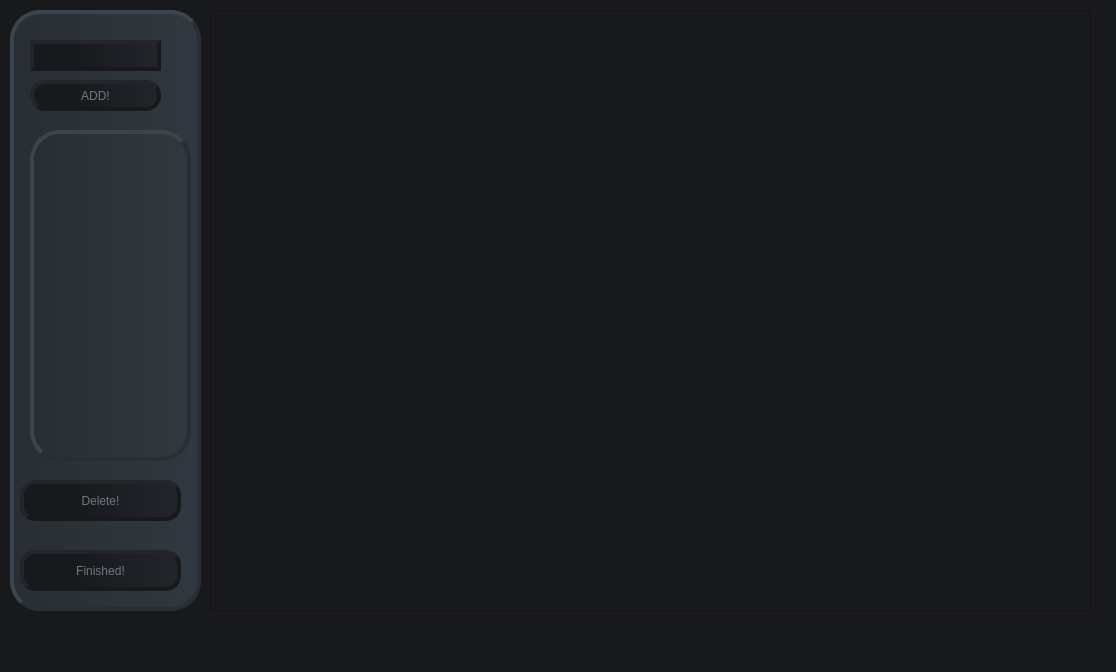
The window that imageView.ui (sepehrgh98/Roboflow) describes before a commit, drawn with Qt 5.
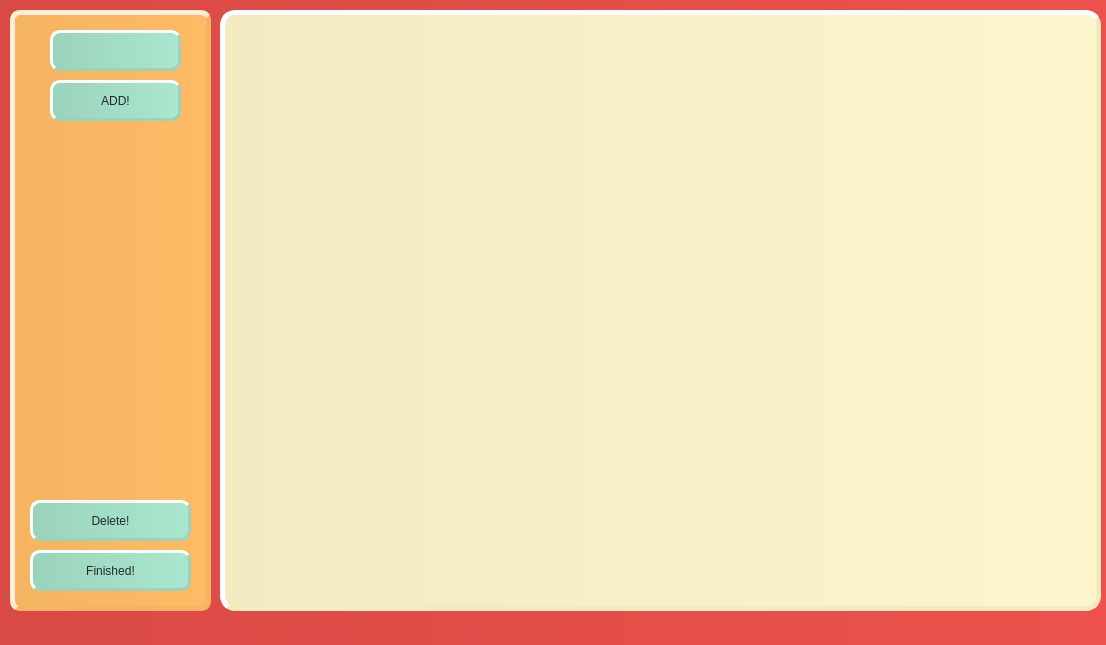
The same window after the commit.

Patch:
```diff
--- a/imageView.ui
+++ b/imageView.ui
@@ -6,41 +6,56 @@
    <rect>
     <x>0</x>
     <y>0</y>
-    <width>1116</width>
-    <height>672</height>
+    <width>1106</width>
+    <height>645</height>
    </rect>
   </property>
   <property name="windowTitle">
    <string>MainWindow</string>
   </property>
   <property name="styleSheet">
-   <string notr="true">background-color: rgb(24, 25, 29);</string>
+   <string notr="true">#centralwidget{
+background-color: qlineargradient(spread:pad, x1:0, y1:0, x2:1, y2:0, stop:0 rgba(217, 74, 69, 255), stop:1 rgba(236, 82, 75, 255));
+}
+</string>
   </property>
   <widget class="QWidget" name="centralwidget">
    <widget class="QGraphicsView" name="ImageView">
     <property name="geometry">
      <rect>
-      <x>210</x>
+      <x>220</x>
       <y>10</y>
       <width>881</width>
       <height>601</height>
      </rect>
     </property>
+    <property name="styleSheet">
+     <string notr="true">#ImageView{
+background-color: qlineargradient(spread:pad, x1:0, y1:0, x2:1, y2:0, stop:0 rgba(243, 234, 194, 255), stop:1 rgba(255, 245, 204, 255));
+border-style:inset;
+border-radius:15px; 
+border: 5px outset  #F3EAC2;
+}
+</string>
+    </property>
    </widget>
    <widget class="QFrame" name="LabelsFrame">
     <property name="geometry">
      <rect>
       <x>10</x>
       <y>10</y>
-      <width>191</width>
+      <width>201</width>
       <height>601</height>
      </rect>
     </property>
     <property name="styleSheet">
-     <string notr="true">background-color: qlineargradient(spread:pad, x1:0, y1:0, x2:1, y2:0, stop:0 rgba(40, 46, 51, 255), stop:1 rgba(49, 56, 63, 255));
-border-radius:30px; 
-border: 4px groove  rgb(40, 46, 51);
-border-style:outset;</string>
+     <string notr="true">#LabelsFrame{
+background-color: qlineargradient(spread:pad, x1:0, y1:0, x2:1, y2:0, stop:0 rgba(245, 180, 97, 255), stop:1 rgba(255, 186, 101, 255));
+border-radius:10px; 
+border: 5px outset  #F5B461;
+color:  #222831;
+}
+</string>
     </property>
     <property name="frameShape">
      <enum>QFrame::StyledPanel</enum>
@@ -51,37 +66,43 @@
     <widget class="QLineEdit" name="lineEntry">
      <property name="geometry">
       <rect>
-       <x>20</x>
-       <y>30</y>
+       <x>40</x>
+       <y>20</y>
        <width>131</width>
-       <height>31</height>
+       <height>41</height>
       </rect>
      </property>
      <property name="styleSheet">
-      <string notr="true">background-color: qlineargradient(spread:pad, x1:0, y1:0, x2:1, y2:0, stop:0.338308 rgba(24, 25, 29, 255), stop:1 rgba(35, 37, 43, 255));
-font: 75 12pt &quot;Nirmala UI&quot;;
-color: rgb(112, 119, 129);
-border: 4px groove rgb(24, 25, 29);
-border-style:outset;
+      <string notr="true">#lineEntry{
+background-color: qlineargradient(spread:pad, x1:0, y1:0, x2:1, y2:0, stop:0 rgba(154, 211, 188, 255), stop:1 rgba(170, 231, 206, 255));
+font: 87 14pt &quot;Segoe UI Black&quot;;
+color:  #222831;
+border: 3px groove #9AD3BC;
+border-radius:10px; 
+border-style:outset;}
 </string>
      </property>
+     <property name="text">
+      <string/>
+     </property>
     </widget>
     <widget class="QPushButton" name="setLabelBTN">
      <property name="geometry">
       <rect>
-       <x>20</x>
+       <x>40</x>
        <y>70</y>
        <width>131</width>
-       <height>31</height>
+       <height>41</height>
       </rect>
      </property>
      <property name="styleSheet">
-      <string notr="true">background-color: qlineargradient(spread:pad, x1:0, y1:0, x2:1, y2:0, stop:0.338308 rgba(24, 25, 29, 255), stop:1 rgba(35, 37, 43, 255));
-font: 75 12pt &quot;Nirmala UI&quot;;
-color: rgb(112, 119, 129);
-border: 4px groove rgb(24, 25, 29);
-border-radius:15px; 
-border-style:outset;
+      <string notr="true">#setLabelBTN{
+background-color: qlineargradient(spread:pad, x1:0, y1:0, x2:1, y2:0, stop:0 rgba(154, 211, 188, 255), stop:1 rgba(170, 231, 206, 255));
+font: 87 10pt &quot;Segoe UI Black&quot;;
+color:  #222831;
+border: 3px groove #9AD3BC;
+border-radius:10px; 
+border-style:outset;}
 </string>
      </property>
      <property name="text">
@@ -91,9 +112,9 @@
     <widget class="QWidget" name="verticalLayoutWidget">
      <property name="geometry">
       <rect>
-       <x>20</x>
+       <x>30</x>
        <y>120</y>
-       <width>161</width>
+       <width>151</width>
        <height>331</height>
       </rect>
      </property>
@@ -106,19 +127,20 @@
     <widget class="QPushButton" name="FinishedBTN">
      <property name="geometry">
       <rect>
-       <x>10</x>
+       <x>20</x>
        <y>540</y>
        <width>161</width>
        <height>41</height>
       </rect>
      </property>
      <property name="styleSheet">
-      <string notr="true">background-color: qlineargradient(spread:pad, x1:0, y1:0, x2:1, y2:0, stop:0.338308 rgba(24, 25, 29, 255), stop:1 rgba(35, 37, 43, 255));
-font: 75 12pt &quot;Nirmala UI&quot;;
-color: rgb(112, 119, 129);
-border: 4px groove rgb(24, 25, 29);
-border-radius:15px; 
-border-style:outset;</string>
+      <string notr="true">#FinishedBTN{
+background-color: qlineargradient(spread:pad, x1:0, y1:0, x2:1, y2:0, stop:0 rgba(154, 211, 188, 255), stop:1 rgba(170, 231, 206, 255));
+font: 87 10pt &quot;Segoe UI Black&quot;;
+color:  #222831;
+border: 3px groove #9AD3BC;
+border-radius:10px; 
+border-style:outset;}</string>
      </property>
      <property name="text">
       <string>Finished!</string>
@@ -127,19 +149,20 @@
     <widget class="QPushButton" name="DeleteBTN">
      <property name="geometry">
       <rect>
-       <x>10</x>
-       <y>470</y>
+       <x>20</x>
+       <y>490</y>
        <width>161</width>
        <height>41</height>
       </rect>
      </property>
      <property name="styleSheet">
-      <string notr="true">background-color: qlineargradient(spread:pad, x1:0, y1:0, x2:1, y2:0, stop:0.338308 rgba(24, 25, 29, 255), stop:1 rgba(35, 37, 43, 255));
-font: 75 12pt &quot;Nirmala UI&quot;;
-color: rgb(112, 119, 129);
-border: 4px groove rgb(24, 25, 29);
-border-radius:15px; 
-border-style:outset;</string>
+      <string notr="true">#DeleteBTN{
+background-color: qlineargradient(spread:pad, x1:0, y1:0, x2:1, y2:0, stop:0 rgba(154, 211, 188, 255), stop:1 rgba(170, 231, 206, 255));
+font: 87 10pt &quot;Segoe UI Black&quot;;
+color:  #222831;
+border: 3px groove #9AD3BC;
+border-radius:10px; 
+border-style:outset;}</string>
      </property>
      <property name="text">
       <string>Delete!</string>
```
Left out of the diff: 2 changed lines with no effect on the pictures.
